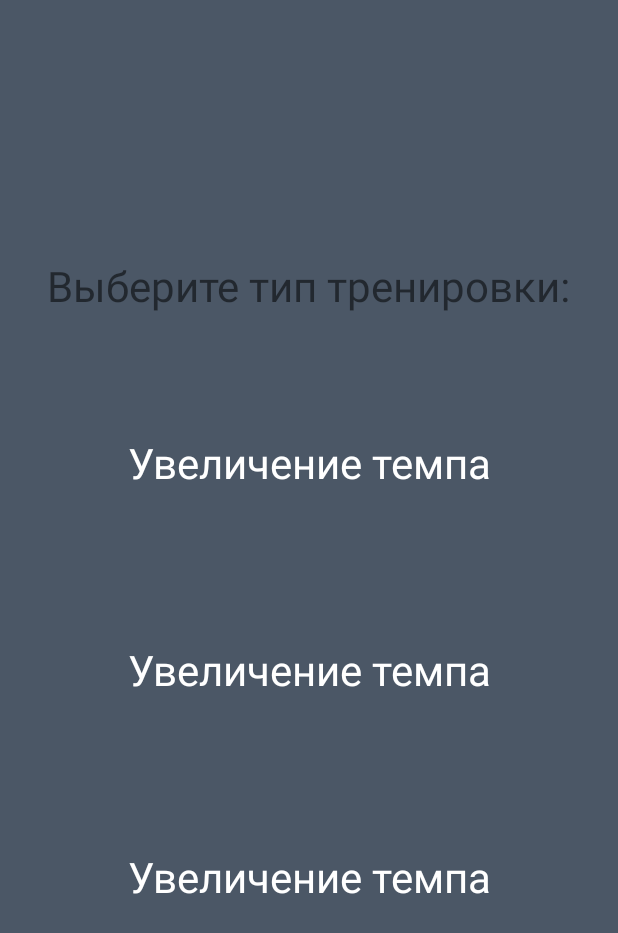
After one commit to RusseLL-One/Synthronome, an Android app: the layout fragment_training_type_selection.xml on its own in the app's theme, with its tools: preview values and no code run, on a phone screen of 412 x 824 dp. The commit adds this screen. Shown: the top 933 px of the screen. Run offline under Robolectric (Android 15) with nearby library versions, the phone set to English and light mode, and no system bars.

Commit message:
Add training type selection screen

```diff
--- a/app/src/main/java/com/one/russell/metroman_20/di/AppModule.kt
+++ b/app/src/main/java/com/one/russell/metroman_20/di/AppModule.kt
@@ -7,6 +7,7 @@ import com.one.russell.metroman_20.domain.usecases.*
 import com.one.russell.metroman_20.domain.workers.ClickWorker
 import com.one.russell.metroman_20.domain.wrappers.Clicker
 import com.one.russell.metroman_20.presentation.screens.main.MainViewModel
+import com.one.russell.metroman_20.presentation.screens.training_type_selection.TrainingTypeSelectionViewModel
 import org.koin.androidx.viewmodel.dsl.viewModel
 import org.koin.androidx.workmanager.dsl.worker
 import org.koin.dsl.module
@@ -48,5 +49,6 @@ fun appModule(
             stopClickingUseCase = get(),
             observeClickStateUseCase = get()
         )
+        TrainingTypeSelectionViewModel()
     }
 }
--- a/app/src/main/java/com/one/russell/metroman_20/presentation/screens/main/MainFragment.kt
+++ b/app/src/main/java/com/one/russell/metroman_20/presentation/screens/main/MainFragment.kt
@@ -15,7 +15,6 @@ import org.koin.androidx.viewmodel.ext.android.viewModel
 class MainFragment : Fragment() {
 
     private var binding: FragmentMainBinding? = null
-
     private val viewModel: MainViewModel by viewModel()
 
     override fun onCreateView(
@@ -23,7 +22,6 @@ class MainFragment : Fragment() {
         container: ViewGroup?,
         savedInstanceState: Bundle?
     ): View {
-        requireContext()
         binding = initBinding(inflater, container)
         return binding!!.root
     }
--- /dev/null
+++ b/app/src/main/res/layout/fragment_training_type_selection.xml
@@ -0,0 +1,32 @@
+<?xml version="1.0" encoding="utf-8"?>
+<androidx.constraintlayout.widget.ConstraintLayout xmlns:android="http://schemas.android.com/apk/res/android"
+    xmlns:app="http://schemas.android.com/apk/res-auto"
+    xmlns:tools="http://schemas.android.com/tools"
+    android:layout_width="match_parent"
+    android:layout_height="match_parent"
+    android:background="#4b5766">
+
+    <TextView
+        android:id="@+id/tv_title"
+        android:layout_width="wrap_content"
+        android:layout_height="wrap_content"
+        android:text="Выберите тип тренировки:"
+        android:textSize="28sp"
+        app:layout_constraintBottom_toTopOf="@id/rv_list"
+        app:layout_constraintEnd_toEndOf="parent"
+        app:layout_constraintStart_toStartOf="parent"
+        app:layout_constraintTop_toTopOf="parent"
+        app:layout_constraintVertical_chainStyle="packed" />
+
+    <androidx.recyclerview.widget.RecyclerView
+        android:id="@+id/rv_list"
+        android:layout_width="match_parent"
+        android:layout_height="wrap_content"
+        android:layout_marginTop="30dp"
+        app:layoutManager="androidx.recyclerview.widget.LinearLayoutManager"
+        app:layout_constraintBottom_toBottomOf="parent"
+        app:layout_constraintTop_toBottomOf="@id/tv_title"
+        tools:itemCount="3"
+        tools:listitem="@layout/item_training_type" />
+
+</androidx.constraintlayout.widget.ConstraintLayout>
--- /dev/null
+++ b/app/src/main/res/layout/item_training_type.xml
@@ -0,0 +1,24 @@
+<?xml version="1.0" encoding="utf-8"?>
+<androidx.constraintlayout.widget.ConstraintLayout xmlns:android="http://schemas.android.com/apk/res/android"
+    xmlns:app="http://schemas.android.com/apk/res-auto"
+    xmlns:tools="http://schemas.android.com/tools"
+    android:layout_width="match_parent"
+    android:layout_height="wrap_content"
+    android:background="?attr/selectableItemBackground"
+    tools:background="#4b5766">
+
+    <TextView
+        android:id="@+id/tv_text"
+        android:layout_width="wrap_content"
+        android:layout_height="wrap_content"
+        android:text="Увеличение темпа"
+        android:textSize="28sp"
+        android:textColor="@color/white"
+        android:layout_marginTop="50dp"
+        android:layout_marginBottom="50dp"
+        app:layout_constraintEnd_toEndOf="parent"
+        app:layout_constraintStart_toStartOf="parent"
+        app:layout_constraintBottom_toBottomOf="parent"
+        app:layout_constraintTop_toTopOf="parent" />
+
+</androidx.constraintlayout.widget.ConstraintLayout>
```
Also changed, not shown: app/src/main/java/com/one/russell/metroman_20/domain/TrainingType.kt (added, +7 -0 lines), app/src/main/java/com/one/russell/metroman_20/presentation/screens/training_type_selection/TrainingTypeSelectionFragment.kt (added, +45 -0 lines), app/src/main/java/com/one/russell/metroman_20/presentation/screens/training_type_selection/TrainingTypeSelectionViewModel.kt (added, +14 -0 lines), app/src/main/java/com/one/russell/metroman_20/presentation/screens/training_type_selection/adapter/DiffCallback.kt (added, +13 -0 lines), app/src/main/java/com/one/russell/metroman_20/presentation/screens/training_type_selection/adapter/TrainingTypeItem.kt (added, +8 -0 lines), app/src/main/java/com/one/russell/metroman_20/presentation/screens/training_type_selection/adapter/TrainingTypeViewHolder.kt (added, +25 -0 lines), app/src/main/java/com/one/russell/metroman_20/presentation/screens/training_type_selection/adapter/TrainingTypesAdapter.kt (added, +23 -0 lines), app/src/main/res/layout/fragment_main.xml (+1 -17 lines).
